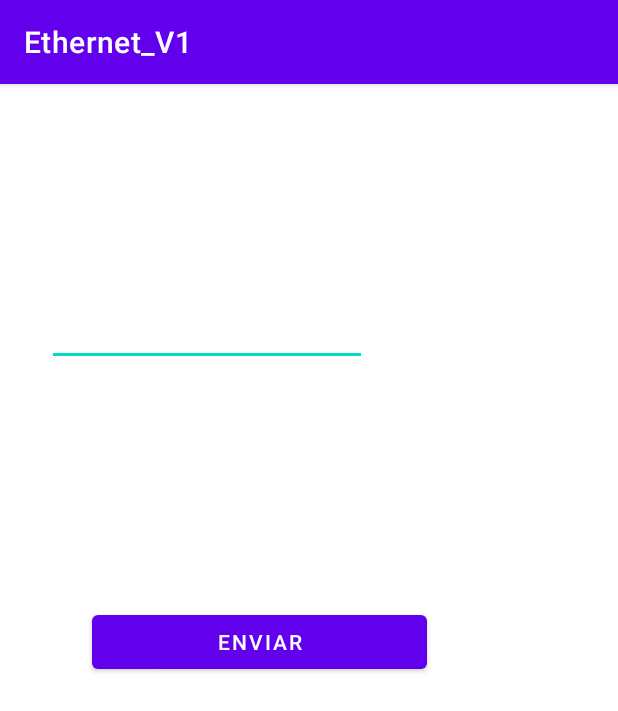
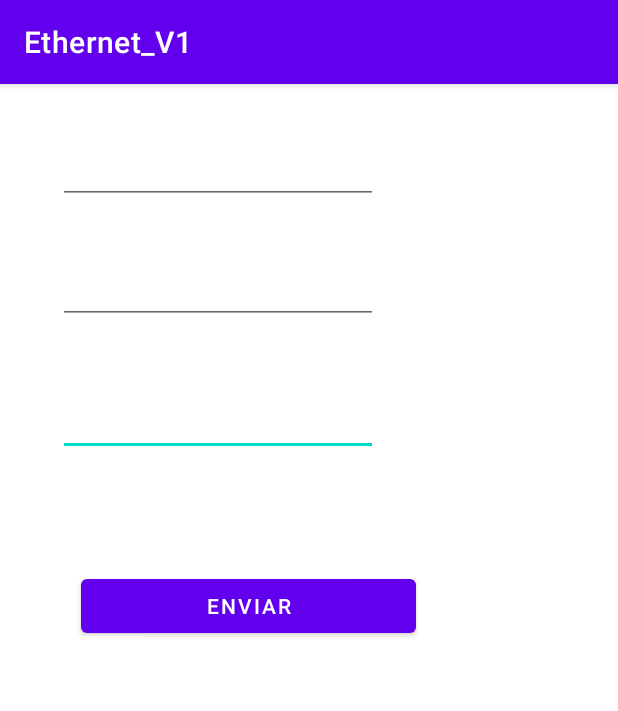
Before and after one commit to Scicchitano/Ethernet_V1, an Android app: the screen it shows after launch (MainActivity), on a phone screen of 412 x 824 dp. Shown: the top 711 px of the screen. Run offline under Robolectric (Android 15) with nearby library versions, the phone set to English and light mode, and no system bars.

Commit message:
Agregado de Campo de IP y Port

```diff
--- a/app/src/main/java/com/example/ethernet_v1/MainActivity.java
+++ b/app/src/main/java/com/example/ethernet_v1/MainActivity.java
@@ -8,19 +8,21 @@ import android.widget.EditText;
 
 public class MainActivity extends AppCompatActivity {
 
-    EditText e1;
+    EditText e1,eIP,ePort;
 
     @Override
     protected void onCreate(Bundle savedInstanceState) {
         super.onCreate(savedInstanceState);
         setContentView(R.layout.activity_main);
         e1 = (EditText) findViewById(R.id.et1);
+        eIP = (EditText) findViewById(R.id.etIP);
+        ePort = (EditText) findViewById(R.id.etPort);
     }
 
 
     public void send (View v){
         MessageSender messageSender = new MessageSender();
-        messageSender.execute(e1.getText().toString());
+        messageSender.execute(e1.getText().toString(),eIP.getText().toString(),ePort.getText().toString());
 
     }
 
--- a/app/src/main/java/com/example/ethernet_v1/MessageSender.java
+++ b/app/src/main/java/com/example/ethernet_v1/MessageSender.java
@@ -7,19 +7,22 @@ import java.io.IOException;
 import java.io.PrintWriter;
 import java.net.Socket;
 
-public class MessageSender extends AsyncTask<String,Void,Void> {
+public class MessageSender extends AsyncTask<String,String,String> {
 
     Socket s;
     DataOutputStream dos;
     PrintWriter pw;
 
     @Override
-    protected Void doInBackground(String... voids) {
+    protected String doInBackground(String... voids) {
 
         String message = voids[0];
+        String IP = voids[1];
+        String Port = voids[2];
+
 
         try{
-            s=new Socket("192.168.1.45",1234);
+            s=new Socket(IP,Integer.valueOf(Port));
             pw = new PrintWriter(s.getOutputStream());
             pw.write(message);
             pw.flush();
--- a/app/src/main/res/layout/activity_main.xml
+++ b/app/src/main/res/layout/activity_main.xml
@@ -10,11 +10,11 @@
         android:id="@+id/button"
         android:layout_width="223dp"
         android:layout_height="48dp"
-        android:layout_marginTop="160dp"
+        android:layout_marginTop="76dp"
         android:onClick="send"
         android:text="Enviar"
         app:layout_constraintEnd_toEndOf="parent"
-        app:layout_constraintHorizontal_bias="0.324"
+        app:layout_constraintHorizontal_bias="0.287"
         app:layout_constraintStart_toStartOf="parent"
         app:layout_constraintTop_toBottomOf="@+id/et1" />
 
@@ -22,13 +22,41 @@
         android:id="@+id/et1"
         android:layout_width="wrap_content"
         android:layout_height="wrap_content"
-        android:layout_marginTop="140dp"
+        android:layout_marginTop="40dp"
         android:ems="10"
         android:inputType="textPersonName"
         android:minHeight="48dp"
         app:layout_constraintEnd_toEndOf="parent"
-        app:layout_constraintHorizontal_bias="0.159"
+        app:layout_constraintHorizontal_bias="0.194"
+        app:layout_constraintStart_toStartOf="parent"
+        app:layout_constraintTop_toBottomOf="@+id/etPort"
+        tools:text="Mensaje" />
+
+    <EditText
+        android:id="@+id/etIP"
+        android:layout_width="wrap_content"
+        android:layout_height="wrap_content"
+        android:layout_marginTop="32dp"
+        android:ems="10"
+        android:inputType="textPersonName"
+        android:minHeight="48dp"
+        app:layout_constraintEnd_toEndOf="parent"
+        app:layout_constraintHorizontal_bias="0.194"
         app:layout_constraintStart_toStartOf="parent"
         app:layout_constraintTop_toTopOf="parent"
-        tools:text="Mensaje" />
+        tools:text="IP Address" />
+
+    <EditText
+        android:id="@+id/etPort"
+        android:layout_width="wrap_content"
+        android:layout_height="wrap_content"
+        android:layout_marginTop="32dp"
+        android:ems="10"
+        android:inputType="textPersonName"
+        android:minHeight="48dp"
+        app:layout_constraintEnd_toEndOf="parent"
+        app:layout_constraintHorizontal_bias="0.194"
+        app:layout_constraintStart_toStartOf="parent"
+        app:layout_constraintTop_toBottomOf="@+id/etIP"
+        tools:text="Port" />
 </androidx.constraintlayout.widget.ConstraintLayout>
```
